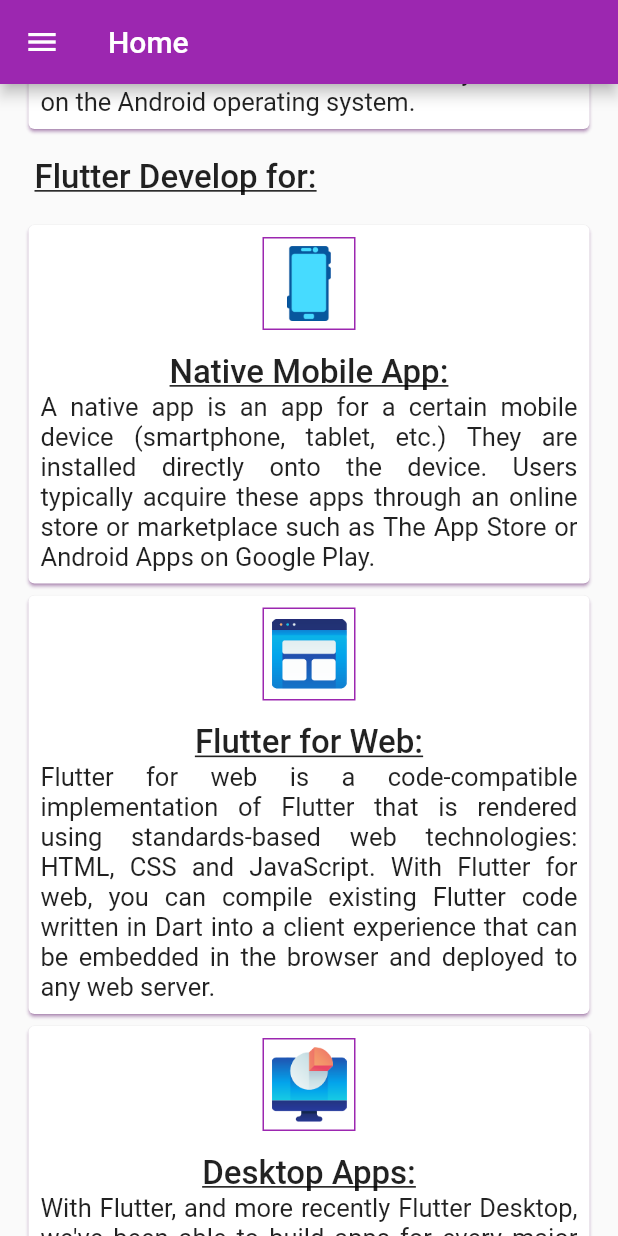
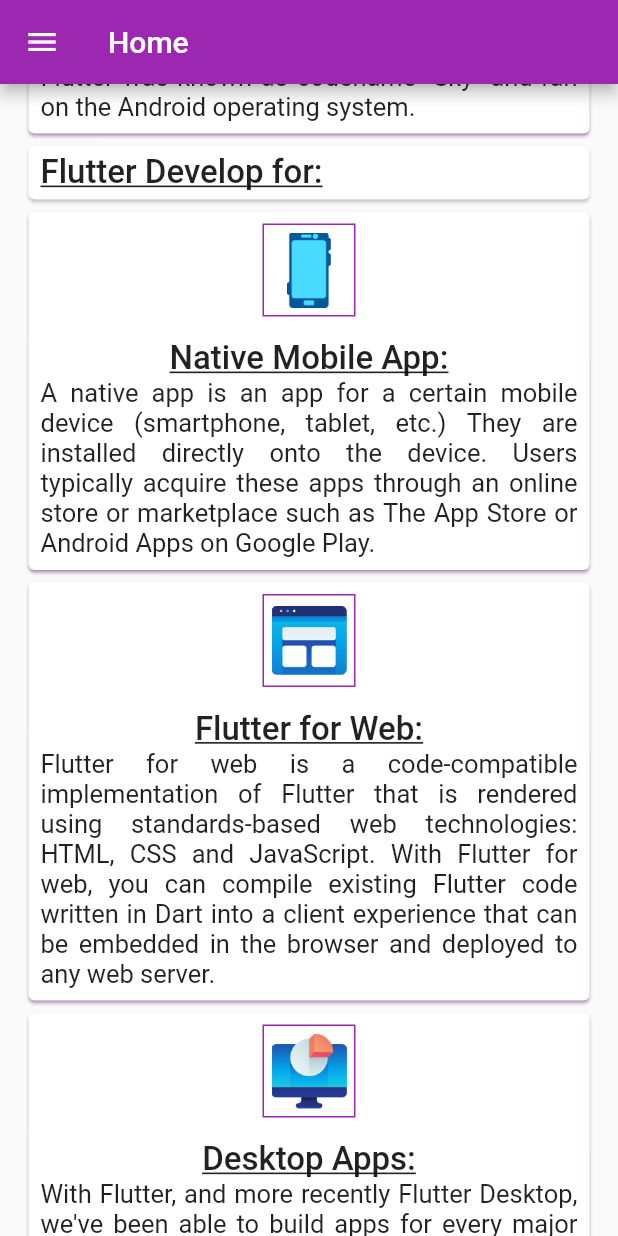
Before and after one commit to Keshab-Bahadur-Sunari/flutter_pra, a Flutter app: the screen it shows after launch, scrolled down 576 dp, on a phone screen of 412 x 824 dp. Run offline on Flutter 3.47's test engine with Material 2 defaults, Android fonts, the phone set to English and light mode, and no system bars.

Commit message:
some ui design fixed @homepage

```diff
--- a/lib/pages/home.dart
+++ b/lib/pages/home.dart
@@ -22,8 +22,12 @@ class _HomeScreenState extends State<HomeScreen> {
                   mainAxisAlignment: MainAxisAlignment.start,
                   crossAxisAlignment: CrossAxisAlignment.start,
                   children: [
-                    Padding(
-                        padding: const EdgeInsets.fromLTRB(8.0, 0.0, 0.0, 0.0),
+                    Card(
+                      child: Container(
+                        alignment: Alignment.topLeft,
+                        child: Padding(
+                          padding:
+                              const EdgeInsets.fromLTRB(8.0, 5.0, 0.0, 5.0),
                           child: Text(
                             'Introduction:',
                             style: TextStyle(
@@ -33,8 +37,7 @@ class _HomeScreenState extends State<HomeScreen> {
                             ),
                           ),
                         ),
-                    SizedBox(
-                      height: 15.0,
+                      ),
                     ),
                     Card(
                         shadowColor: Colors.purple,
@@ -116,11 +119,12 @@ class _HomeScreenState extends State<HomeScreen> {
                             ],
                           ),
                         )),
-                    SizedBox(
-                      height: 15.0,
-                    ),
-                    Padding(
-                      padding: const EdgeInsets.fromLTRB(8.0, 0.0, 0.0, 0.0),
+                    Card(
+                      child: Container(
+                        alignment: Alignment.topLeft,
+                        child: Padding(
+                          padding:
+                              const EdgeInsets.fromLTRB(8.0, 5.0, 0.0, 5.0),
                           child: Text(
                             'Flutter Develop for:',
                             style: TextStyle(
@@ -130,8 +134,7 @@ class _HomeScreenState extends State<HomeScreen> {
                             ),
                           ),
                         ),
-                    SizedBox(
-                      height: 15.0,
+                      ),
                     ),
                     Card(
                       shadowColor: Colors.purple,
```
Lines whose indentation alone changed are shown as unchanged.
